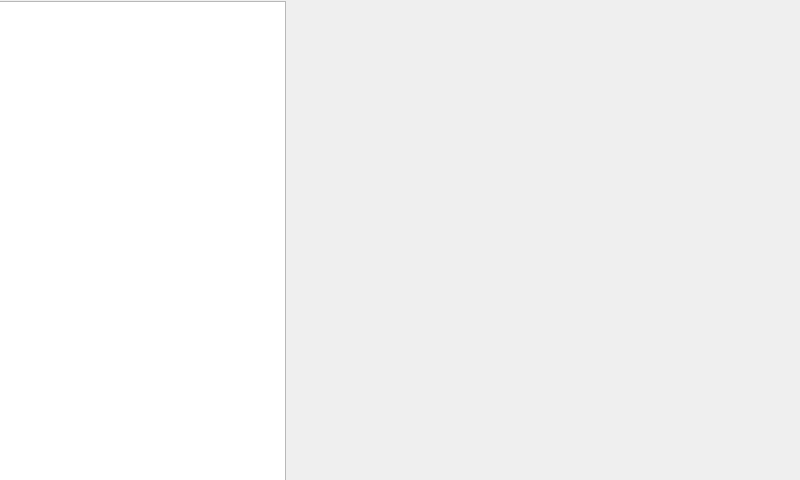
Before: the Qt Designer form mainwindow.ui in Chronoes/twoots, drawn with Qt 5.
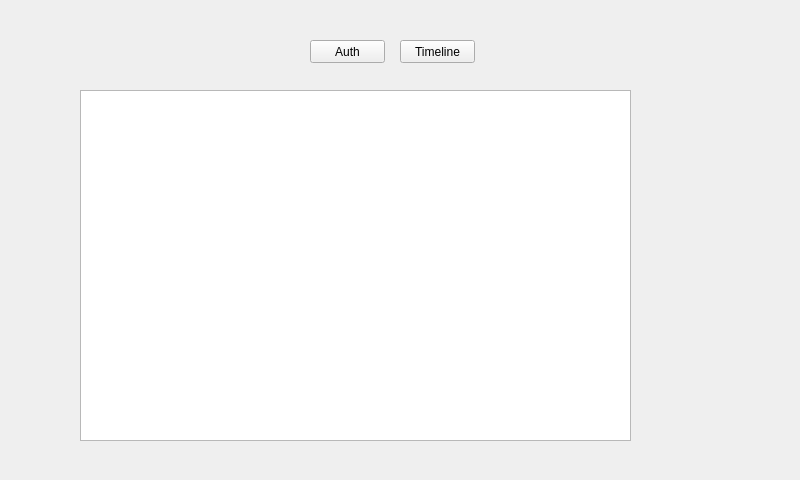
After: the same form once the commit is applied.

Commit message: Test UI for authentication and timeline

```diff
--- a/mainwindow.ui
+++ b/mainwindow.ui
@@ -14,14 +14,40 @@
    <string>MainWindow</string>
   </property>
   <widget class="QWidget" name="centralWidget">
-   <widget class="QListView" name="listView">
+   <widget class="QPushButton" name="auth">
     <property name="geometry">
      <rect>
-      <x>-5</x>
-      <y>1</y>
-      <width>291</width>
-      <height>481</height>
+      <x>310</x>
+      <y>40</y>
+      <width>75</width>
+      <height>23</height>
      </rect>
+    </property>
+    <property name="text">
+     <string>Auth</string>
+    </property>
+   </widget>
+   <widget class="QTextEdit" name="textEdit">
+    <property name="geometry">
+     <rect>
+      <x>80</x>
+      <y>90</y>
+      <width>551</width>
+      <height>351</height>
+     </rect>
+    </property>
+   </widget>
+   <widget class="QPushButton" name="timeline">
+    <property name="geometry">
+     <rect>
+      <x>400</x>
+      <y>40</y>
+      <width>75</width>
+      <height>23</height>
+     </rect>
+    </property>
+    <property name="text">
+     <string>Timeline</string>
     </property>
    </widget>
   </widget>
```
The commit also changes 4 other files.
